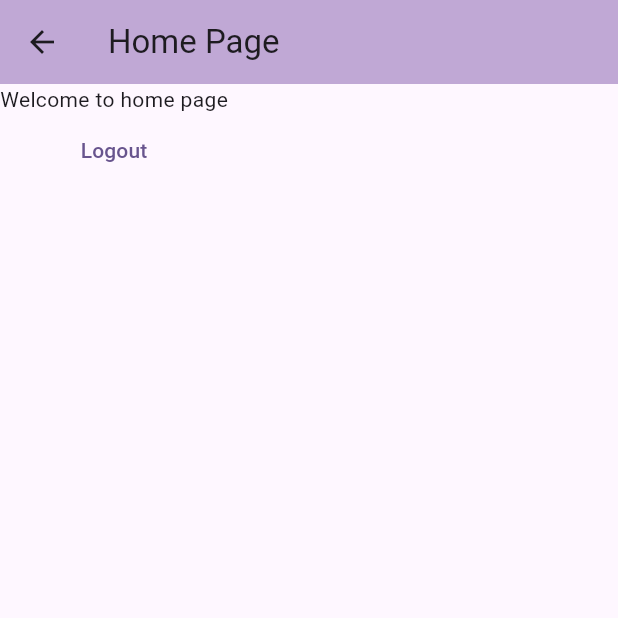
After one commit to armaanmajeed/my-notes-app, a Flutter app: the HomeView screen opened by its route, on a phone screen of 412 x 824 dp, the top half of it. The commit adds this screen. Run offline on Flutter 3.47's test engine with Material 3 defaults, Android fonts, the phone set to English and light mode, and no system bars; our stand-ins replace firebase_auth, firebase_core; accounts and stored records are empty; network calls fail.

Commit message:
Added home view + managed linking of pages in case of when user is loggen in or out

```diff
--- /dev/null
+++ b/lib/views/home_view.dart
@@ -0,0 +1,32 @@
+// import 'package:firebase_auth/firebase_auth.dart';
+import 'package:flutter/material.dart';
+
+class HomeView extends StatefulWidget {
+  const HomeView({super.key});
+
+  @override
+  State<HomeView> createState() => _HomeViewState();
+}
+
+class _HomeViewState extends State<HomeView> {
+  @override
+  Widget build(BuildContext context) {
+    return Scaffold(
+      appBar: AppBar(
+        title: const Text('Home Page'),
+        backgroundColor: const Color.fromRGBO(100, 50, 150, 0.4),
+      ),
+      body: Column(
+        children: [
+          const Text('Welcome to home page'),
+          TextButton(
+              onPressed: () {
+                // final user = FirebaseAuth.instance.currentUser;
+                // user?.sendEmailVerification();
+              },
+              child: const Text('Logout'))
+        ],
+      ),
+    );
+  }
+}
```
Also changed, not shown: lib/main.dart (+18 -11 lines), lib/views/verify_email_view.dart (+5 -5 lines).
